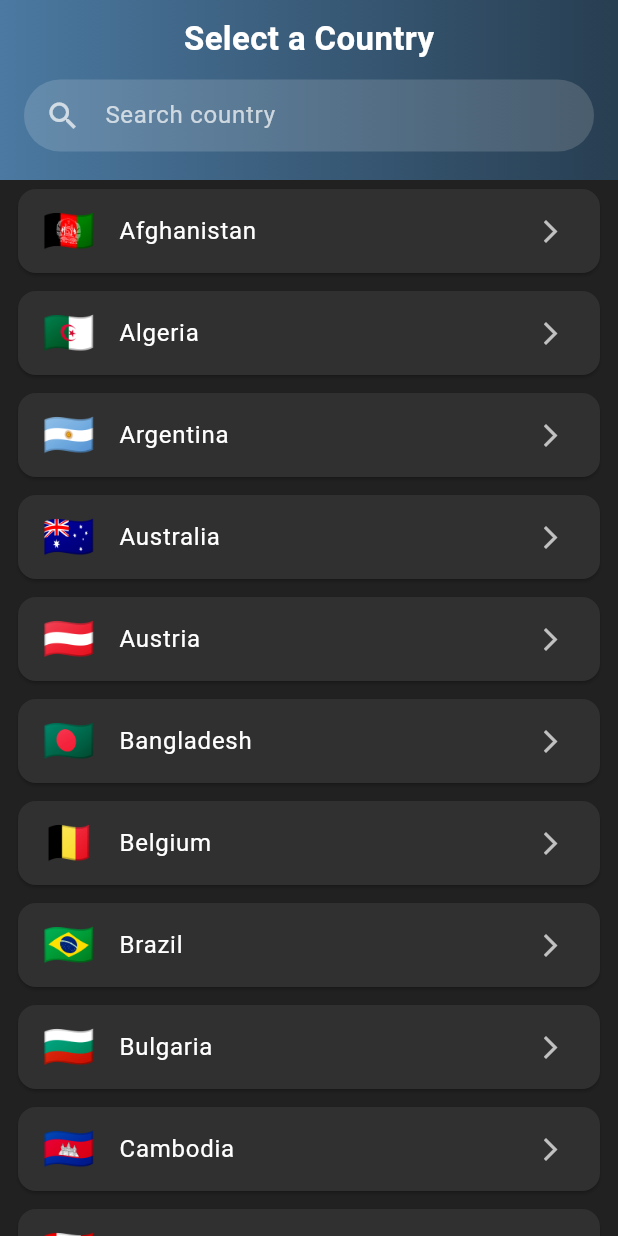
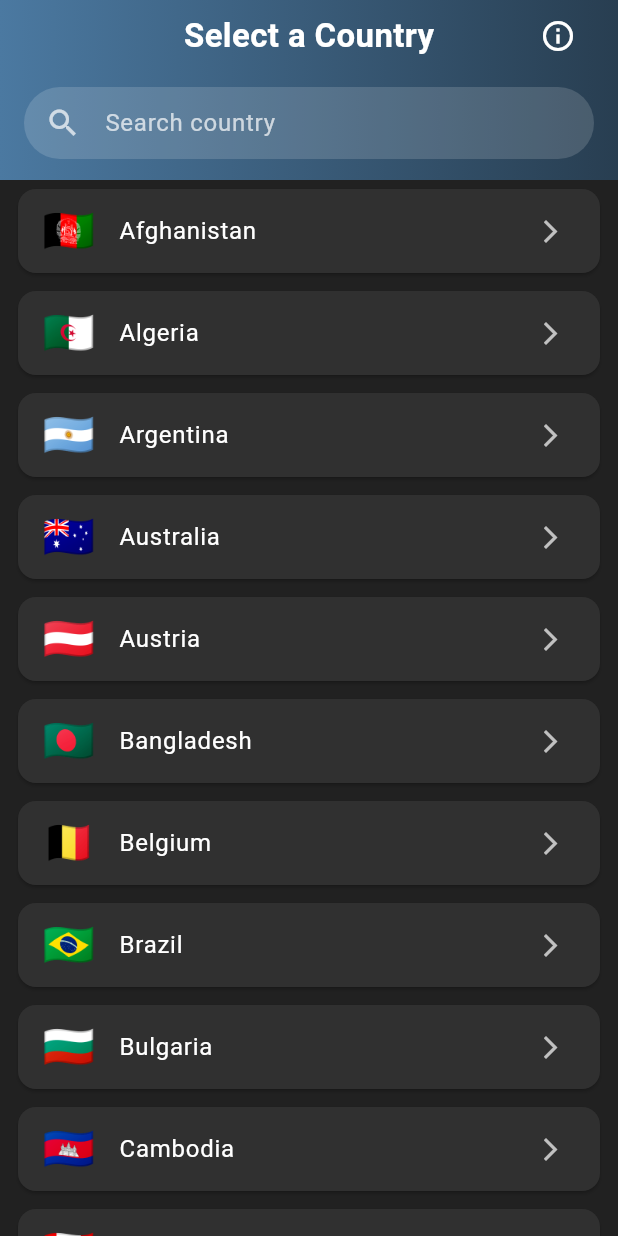
Before and after one commit to promad130/worldClock, a Flutter app: the ChooseLocation screen opened by its route, after a tap on "🇦🇫", after a tap on "Change Location", on a phone screen of 412 x 824 dp. Run offline on Flutter 3.47's test engine with Material 3 defaults, Android fonts, the phone set to English and light mode, and no system bars; network calls fail.

Commit message:
major UI changes

```diff
--- a/worldclock/lib/main.dart
+++ b/worldclock/lib/main.dart
@@ -16,9 +16,9 @@ class WorldTimeApp extends StatelessWidget {
       title: 'WorldTime',
       debugShowCheckedModeBanner: false,
       theme: ThemeData(useMaterial3: true, primarySwatch: Colors.indigo),
-      initialRoute: '/',
+      initialRoute: '/home',
       routes: {
-        '/': (context) => const LoadingScreen(),
+        //'/': (context) => const LoadingScreen(),
         '/home': (context) => const HomePage(),
         '/location': (context) => const ChooseLocation(),
         '/about': (context) => const AboutPage(),
@@ -27,7 +27,7 @@ class WorldTimeApp extends StatelessWidget {
   }
 }
 
-/// Simple loading/start screen
+/*/// Simple loading/start screen
 class LoadingScreen extends StatelessWidget {
   const LoadingScreen({super.key});
 
@@ -46,4 +46,4 @@ class LoadingScreen extends StatelessWidget {
       ),
     );
   }
-}
+}*/
--- a/worldclock/lib/pages/choose_location.dart
+++ b/worldclock/lib/pages/choose_location.dart
@@ -119,7 +119,7 @@ class _ChooseLocationState extends State<ChooseLocation> {
   Future<void> _selectLocation(int index) async {
     setState(() => loadingIndex = index);
 
-    final loc = _locations[index];
+    final loc = _filteredList[index];
     final instance = WorldTime(
       location: loc['loc']!,
       flag: loc['flag']!,
@@ -160,7 +160,12 @@ class _ChooseLocationState extends State<ChooseLocation> {
           child: SafeArea(
             child: Column(
               children: [
-                const SizedBox(height: 10),
+                Padding(
+                  padding: const EdgeInsets.symmetric(horizontal: 16.0),
+                  child: Row(
+                    mainAxisAlignment: MainAxisAlignment.spaceBetween,
+                    children: [
+                      const SizedBox(width: 48),
                       const Text(
                         'Select a Country',
                         style: TextStyle(
@@ -169,9 +174,17 @@ class _ChooseLocationState extends State<ChooseLocation> {
                           fontWeight: FontWeight.bold,
                         ),
                       ),
-                const SizedBox(height: 12),
+                      IconButton(
+                        icon: const Icon(Icons.info_outline, color: Colors.white),
+                        onPressed: () {
+                          Navigator.pushNamed(context, '/about');
+                        },
+                      ),
+                    ],
+                  ),
+                ),
 
-                //Search Bar
+                const SizedBox(height: 10),
                 Padding(
                   padding: const EdgeInsets.symmetric(horizontal: 16),
                   child: Container(
--- a/worldclock/lib/pages/home_page.dart
+++ b/worldclock/lib/pages/home_page.dart
@@ -12,6 +12,30 @@ class HomePage extends StatefulWidget {
 class _HomePageState extends State<HomePage> {
   WorldTime? worldTime;
   Timer? _timer;
+  bool _loadedDefault = false;
+
+  @override
+  void initState() {
+    super.initState();
+    _loadDefaultIfNeeded();
+  }
+
+  Future<void> _loadDefaultIfNeeded() async {
+    if (_loadedDefault) return;
+    _loadedDefault = true;
+
+    worldTime = WorldTime(
+      location: 'India',
+      flag: '🇮🇳',
+      url: 'Asia/Kolkata',
+    );
+
+    await worldTime!.getTime();
+    if (!mounted) return;
+
+    _startTimer();
+    setState(() {});
+  }
 
   @override
   void didChangeDependencies() {
@@ -48,53 +72,95 @@ class _HomePageState extends State<HomePage> {
 
     final local = worldTime!.getCurrentLocalTime();
     final formattedTime = WorldTime.formatTime(local);
-    final date = '${local.year}-${local.month}-${local.day}';
+    final date = "${local.year}-${local.month}-${local.day}";
     final isDay = local.hour >= 6 && local.hour < 19;
+    final h = MediaQuery.of(context).size.height;
 
-    return Scaffold(
-      appBar: AppBar(
-        centerTitle: true,
-        title: Text('${worldTime!.location} ${worldTime!.flag}'),
-        actions: [
-          IconButton(
-            icon: const Icon(Icons.info_outline),
-            onPressed: () => Navigator.pushNamed(context, '/about'),
-          ),
-        ],
-      ),
-      body: AnimatedContainer(
-        duration: const Duration(milliseconds: 500),
+    final gradientColors = isDay
+        ? [Colors.lightBlueAccent, Colors.blue]
+        : [Colors.indigo[900]!, Colors.black];
+
+    return Container(
       decoration: BoxDecoration(
         gradient: LinearGradient(
-            colors: isDay
-                ? [Colors.lightBlueAccent, Colors.blue]
-                : [Colors.indigo[900]!, Colors.black],
+          colors: gradientColors,
           begin: Alignment.topCenter,
           end: Alignment.bottomCenter,
         ),
       ),
-        child: SafeArea(
-          child: Center(
+      child: Scaffold(
+        backgroundColor: Colors.transparent,
+        appBar: AppBar(
+          backgroundColor: Colors.transparent,
+          elevation: 0,
+          centerTitle: true,
+          title: Text(
+            '${worldTime!.location} ${worldTime!.flag}',
+            style: const TextStyle(
+              fontSize: 30,
+              color: Colors.white,
+              fontWeight: FontWeight.bold,
+            ),
+          ),
+        ),
+
+        body: SafeArea(
+          child: Stack(
+            alignment: Alignment.center,
+            children: [
+              SizedBox.expand(
+                child: Padding(
+                  padding: EdgeInsets.only(top: h * 0.22),
                   child: Column(
-              mainAxisAlignment: MainAxisAlignment.center,
+                    mainAxisSize: MainAxisSize.min,
+                    crossAxisAlignment: CrossAxisAlignment.center,
                     children: [
                       Text(
                         formattedTime,
-                  style: const TextStyle(color: Colors.white, fontSize: 72, fontWeight: FontWeight.bold),
+                        style: const TextStyle(
+                          color: Colors.white,
+                          fontSize: 72,
+                          fontWeight: FontWeight.bold,
+                        ),
                       ),
                       const SizedBox(height: 10),
-                Text(date, style: const TextStyle(color: Colors.white70, fontSize: 16)),
+                      Text(
+                        date,
+                        style: const TextStyle(color: Colors.white70, fontSize: 16),
+                      ),
                       const SizedBox(height: 20),
-                Text(isDay ? '☀️ Daytime' : '🌙 Nighttime',
-                    style: const TextStyle(color: Colors.white, fontSize: 18)),
-                const SizedBox(height: 40),
-                ElevatedButton.icon(
-                  onPressed: _chooseAnother,
-                  icon: const Icon(Icons.location_on),
-                  label: const Text('Change Location'),
+                      Text(
+                        isDay ? '☀️ Daytime' : '🌙 Nighttime',
+                        style: const TextStyle(color: Colors.white, fontSize: 18),
                       ),
                     ],
                   ),
+                ),
+              ),
+
+              Positioned(
+                bottom: 40,
+                child: ElevatedButton.icon(
+                  onPressed: _chooseAnother,
+                  style: ElevatedButton.styleFrom(
+                    backgroundColor: Colors.white.withValues(alpha: 0.25),
+                    foregroundColor: Colors.white,
+                    shape: RoundedRectangleBorder(
+                      borderRadius: BorderRadius.circular(30),
+                    ),
+                    padding: const EdgeInsets.symmetric(horizontal: 25, vertical: 14),
+                  ),
+                  icon: const Icon(Icons.location_on),
+                  label: const Text(
+                    "Change Location",
+                    style: TextStyle(
+                      fontSize: 16,
+                      fontWeight: FontWeight.w500,
+                    ),
+                  ),
+                ),
+              ),
+            ],
           ),
         ),
       ),
```
Lines whose indentation alone changed are shown as unchanged.
